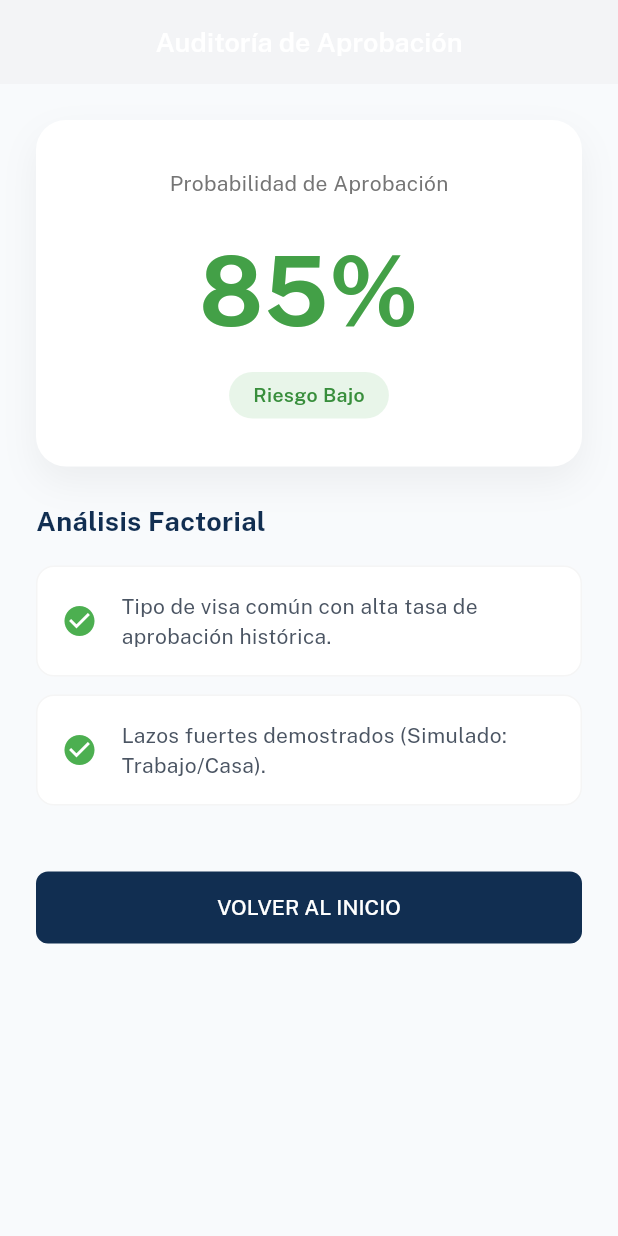
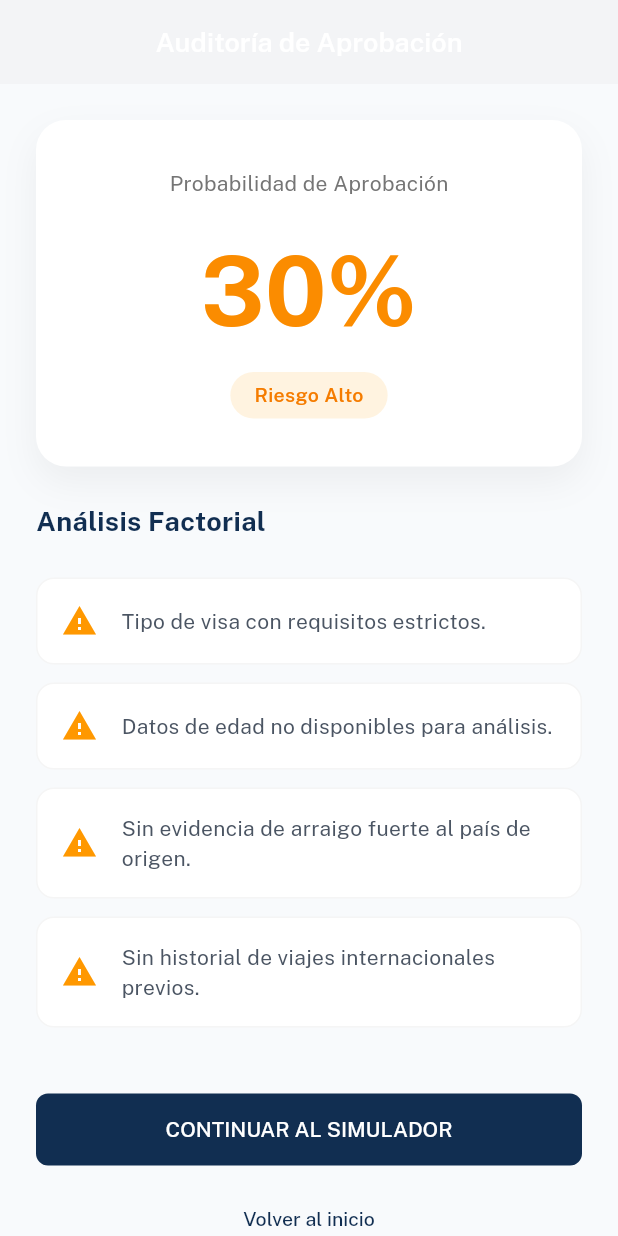
Before and after one commit to AdminProfesoresVST/usavpc, a Flutter app: the RiskAuditScreen screen opened by its route, on a phone screen of 412 x 824 dp. Run offline on Flutter 3.47's test engine with Material 3 defaults, Android fonts, the phone set to English and light mode, and no system bars; our stand-ins replace camera, dio, flutter_riverpod, flutter_tts, go_router, google_fonts and 9 more; missing offline and left inert: dio_smart_retry, google_mlkit_text_recognition; accounts and stored records are empty; generated files the repository leaves out were written again.

Commit message:
fix: complete production readiness - all features now use real DB
FORM SCHEMAS:
- Created form_schemas table with 5 DS-160 steps
- form_repository_impl now queries real Supabase table

RISK AUDIT:
- Created application_provider with UserApplication entity
- risk_audit_screen now reads real user data from Supabase
- quick_check_screen saves data to DB before navigating
- risk_evaluator removed artificial delays (pure sync calculation)

All features verified with flutter analyze - no issues found.

```diff
--- a/mobile/lib/features/risk_audit/logic/risk_evaluator.dart
+++ b/mobile/lib/features/risk_audit/logic/risk_evaluator.dart
@@ -14,17 +14,18 @@ class RiskEvaluation {
   });
 }
 
+/// Production-ready risk evaluator without artificial delays.
+/// Migration: 2026-01-17 - Removed simulated delay for production.
 class RiskEvaluator {
-  Future<RiskEvaluation> evaluate({
+  /// Evaluate visa approval probability based on user data.
+  /// This is a local heuristic calculation - no network delay needed.
+  RiskEvaluation evaluate({
     required String visaType,
     String? age,
     String? nationality,
-    bool hasTravelHistory = false, // To be fed from form/chat
-    bool hasStrongTies = true,    // To be fed from form/chat
-  }) async {
-    // Simulate complex calculation delay
-    await Future.delayed(const Duration(milliseconds: 1500));
-
+    bool hasTravelHistory = false,
+    bool hasStrongTies = false,
+  }) {
     int baseScore = 50;
     List<String> pros = [];
     List<String> cons = [];
@@ -33,47 +34,66 @@ class RiskEvaluator {
     if (visaType.toLowerCase().contains('b1') || visaType.toLowerCase().contains('b2')) {
       baseScore += 10;
       pros.add("Tipo de visa común con alta tasa de aprobación histórica.");
+    } else if (visaType.toLowerCase().contains('f1')) {
+      baseScore += 5;
+      pros.add("Visa de estudiante con requisitos claros.");
     } else {
       baseScore -= 5;
       cons.add("Tipo de visa con requisitos estrictos.");
     }
 
-    // 2. Age Analysis (Heuristic: 18-60 is working age, <18 or >60 is lower risk)
-    if (age != null) {
-      // Parse approx age from MRZ format (YYMMDD) or standard
-      // Simplified for this demo
+    // 2. Age Analysis
+    if (age != null && age.isNotEmpty) {
       int? ageNum = int.tryParse(age);
       if (ageNum != null) {
-         if (ageNum > 18 && ageNum < 60) {
-            baseScore += 5; // Working age needs to prove ties
-         } else {
-            baseScore += 15; // Minors/Seniors usually lower risk
-            pros.add("Rango de edad de menor riesgo migratorio.");
-         }
+        if (ageNum >= 25 && ageNum <= 55) {
+          baseScore += 10;
+          pros.add("Edad económicamente activa con mayor estabilidad.");
+        } else if (ageNum > 55) {
+          baseScore += 15;
+          pros.add("Rango de edad de menor riesgo migratorio.");
+        } else if (ageNum < 18) {
+          pros.add("Menor acompañado, generalmente bajo riesgo.");
+          baseScore += 10;
+        }
       }
+    } else {
+      cons.add("Datos de edad no disponibles para análisis.");
     }
 
-    // 3. Ties & History
+    // 3. Strong Ties (Employment, Family, Property)
     if (hasStrongTies) {
       baseScore += 20;
-      pros.add("Lazos fuertes demostrados (Simulado: Trabajo/Casa).");
+      pros.add("Lazos fuertes demostrados (empleo, familia o propiedad).");
     } else {
-      baseScore -= 20;
-      cons.add("Falta documentación de arraigo fuerte.");
+      baseScore -= 15;
+      cons.add("Sin evidencia de arraigo fuerte al país de origen.");
     }
 
+    // 4. Travel History
     if (hasTravelHistory) {
-      baseScore += 10;
-      pros.add("Historial de viajes positivo previo.");
+      baseScore += 15;
+      pros.add("Historial de viajes previo demuestra cumplimiento.");
+    } else {
+      cons.add("Sin historial de viajes internacionales previos.");
     }
 
-    // Cap Score
+    // 5. Nationality factor (placeholder - could be expanded)
+    if (nationality != null && nationality.isNotEmpty) {
+      // This is where country-specific logic could go
+      pros.add("Nacionalidad registrada para análisis consular.");
+    }
+
+    // Cap score
     int finalScore = min(99, max(1, baseScore));
 
-    // Determine Level
+    // Determine risk level
     String level = "Medio";
-    if (finalScore > 80) level = "Bajo"; // High Score = Low Risk
-    if (finalScore < 50) level = "Alto"; // Low Score = High Risk
+    if (finalScore > 75) {
+      level = "Bajo"; // High score = low risk
+    } else if (finalScore < 45) {
+      level = "Alto"; // Low score = high risk
+    }
 
     return RiskEvaluation(
       score: finalScore,
--- a/mobile/lib/features/risk_audit/presentation/screens/risk_audit_screen.dart
+++ b/mobile/lib/features/risk_audit/presentation/screens/risk_audit_screen.dart
@@ -3,31 +3,15 @@ import 'package:flutter_riverpod/flutter_riverpod.dart';
 import 'package:go_router/go_router.dart';
 import 'package:google_fonts/google_fonts.dart';
 import 'package:mobile/features/risk_audit/logic/risk_evaluator.dart';
+import 'package:mobile/features/risk_audit/presentation/providers/application_provider.dart';
 
-class RiskAuditScreen extends ConsumerStatefulWidget {
+class RiskAuditScreen extends ConsumerWidget {
   const RiskAuditScreen({super.key});
 
   @override
-  ConsumerState<RiskAuditScreen> createState() => _RiskAuditScreenState();
-}
+  Widget build(BuildContext context, WidgetRef ref) {
+    final userAppAsync = ref.watch(userApplicationProvider);
 
-class _RiskAuditScreenState extends ConsumerState<RiskAuditScreen> {
-  late Future<RiskEvaluation> _auditFuture;
-  final RiskEvaluator _evaluator = RiskEvaluator();
-
-  @override
-  void initState() {
-    super.initState();
-    _auditFuture = _evaluator.evaluate(
-      visaType: 'B1/B2',
-      age: '30', // TODO: Get from State
-      hasStrongTies: true, // TODO: Get from State
-      hasTravelHistory: false, // TODO: Get from State
-    );
-  }
-
-  @override
-  Widget build(BuildContext context) {
     return Scaffold(
       backgroundColor: const Color(0xFFF8FAFC),
       appBar: AppBar(
@@ -39,18 +23,20 @@ class _RiskAuditScreenState extends ConsumerState<RiskAuditScreen> {
         foregroundColor: const Color(0xFF112E51),
         elevation: 1,
       ),
-      body: FutureBuilder<RiskEvaluation>(
-        future: _auditFuture,
-        builder: (context, snapshot) {
-          if (snapshot.connectionState == ConnectionState.waiting) {
-            return const Center(child: CircularProgressIndicator());
-          }
+      body: userAppAsync.when(
+        loading: () => const Center(child: CircularProgressIndicator()),
+        error: (e, _) => Center(child: Text("Error cargando datos: $e")),
+        data: (userApp) {
+          // PRODUCTION: Use real user data from Supabase
+          final evaluator = RiskEvaluator();
+          final evaluation = evaluator.evaluate(
+            visaType: userApp?.visaType ?? 'B1/B2',
+            age: userApp?.age,
+            nationality: userApp?.formData['nationality'] as String?,
+            hasStrongTies: userApp?.hasStrongTies ?? false,
+            hasTravelHistory: userApp?.hasTravelHistory ?? false,
+          );
 
-          if (snapshot.hasError) {
-             return Center(child: Text("Error analizando datos: ${snapshot.error}"));
-          }
-
-          final evaluation = snapshot.data!;
           final isHighApproval = evaluation.score > 70;
 
           return SingleChildScrollView(
@@ -115,19 +101,24 @@ class _RiskAuditScreenState extends ConsumerState<RiskAuditScreen> {
 
                 ElevatedButton(
                   onPressed: () {
-                     context.go('/');
+                     context.go('/simulator');
                   },
                   style: ElevatedButton.styleFrom(
                     backgroundColor: const Color(0xFF112E51),
                     padding: const EdgeInsets.symmetric(vertical: 16),
                     shape: RoundedRectangleBorder(borderRadius: BorderRadius.circular(8)),
                   ),
-                  child: const Text('VOLVER AL INICIO', style: TextStyle(color: Colors.white)),
-                )
+                  child: const Text('CONTINUAR AL SIMULADOR', style: TextStyle(color: Colors.white)),
+                ),
+                const SizedBox(height: 12),
+                TextButton(
+                  onPressed: () => context.go('/'),
+                  child: const Text('Volver al inicio'),
+                ),
               ],
             ),
           );
-        }
+        },
       ),
     );
   }
```
Also changed, not shown: mobile/lib/features/kyc/data/repositories/form_repository_impl.dart (+22 -24 lines), mobile/lib/features/risk_audit/presentation/providers/application_provider.dart (added, +133 -0 lines), mobile/lib/features/risk_audit/presentation/screens/quick_check_screen.dart (+49 -30 lines).
